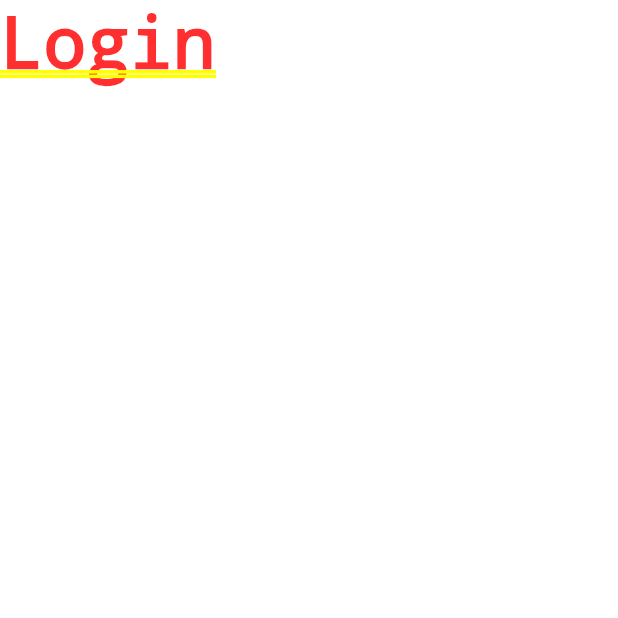
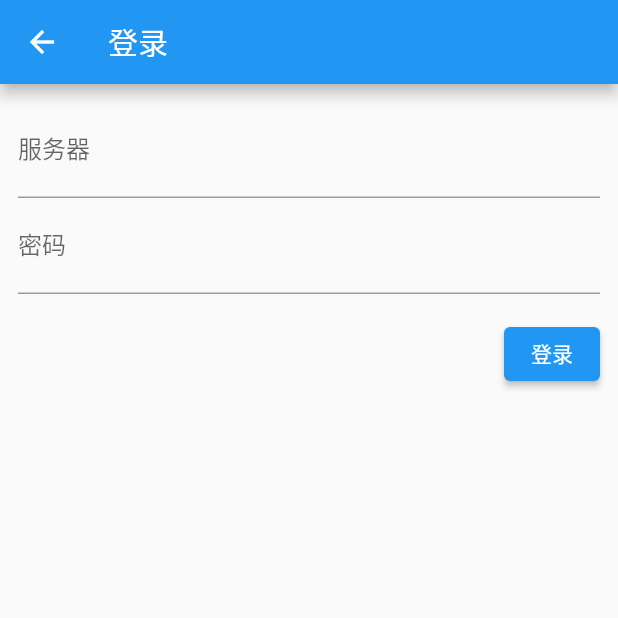
Before and after one commit to Yesterday17/gratitude, a Flutter app: the MyHomePage screen opened directly, item 2 of the bottom bar chosen, after a tap on "退出登录", on a phone screen of 412 x 824 dp, the top half of it. Run offline on Flutter 3.47's test engine with Material 2 defaults, Android fonts, the phone set to English and light mode, and no system bars; our stand-ins replace file_picker, shared_preferences; missing offline and left inert: hawk_fab_menu, webdav_client, wechat_assets_picker; accounts and stored records are empty.

Commit message:
登录界面

```diff
--- a/packages/mobile/lib/global.dart
+++ b/packages/mobile/lib/global.dart
@@ -26,6 +26,10 @@ class Global {
     }
   }
 
+  static bool isLogin() {
+    return false;
+  }
+
   static Future<void> logout() async {
     await preferences.remove("server");
     await preferences.remove("authKey");
--- a/packages/mobile/lib/main.dart
+++ b/packages/mobile/lib/main.dart
@@ -1,6 +1,7 @@
 import 'package:flutter/material.dart';
 import 'package:gratitude/app.dart';
 import 'package:gratitude/global.dart';
+import 'package:gratitude/pages/login.dart';
 
 Future<void> main() async {
   WidgetsFlutterBinding.ensureInitialized();
@@ -28,7 +29,7 @@
         // is not restarted.
         primarySwatch: Colors.blue,
       ),
-      home: const MyHomePage(),
+      home: Global.isLogin() ? const MyHomePage() : const LoginPage(),
     );
   }
 }
--- a/packages/mobile/lib/pages/login.dart
+++ b/packages/mobile/lib/pages/login.dart
@@ -1,4 +1,5 @@
 import 'package:flutter/material.dart';
+import 'package:gratitude/app.dart';
 
 class LoginPage extends StatefulWidget {
   const LoginPage({Key? key}) : super(key: key);
@@ -8,10 +9,47 @@ class LoginPage extends StatefulWidget {
 }
 
 class _LoginPageState extends State<LoginPage> {
+  final _serverController = TextEditingController();
+  final _passwordController = TextEditingController();
+
   @override
   Widget build(BuildContext context) {
-    return Container(
-      child: const Text("Login"),
+    return Scaffold(
+      appBar: AppBar(title: const Text("登录")),
+      body: Container(
+        padding: const EdgeInsets.all(12.0),
+        child: Column(
+          crossAxisAlignment: CrossAxisAlignment.end,
+          children: [
+            TextField(
+              controller: _serverController,
+              decoration: const InputDecoration(
+                hintText: '请输入服务器地址',
+                labelText: '服务器',
+              ),
+            ),
+            TextField(
+              controller: _passwordController,
+              decoration: const InputDecoration(
+                hintText: '请输入密码',
+                labelText: '密码',
+              ),
+              obscureText: true,
+            ),
+            const SizedBox(
+              height: 16,
+            ),
+            ElevatedButton(
+              child: const Text('登录'),
+              onPressed: () async {
+                Navigator.of(context).pushReplacement(
+                  MaterialPageRoute(builder: (context) => const MyHomePage()),
+                );
+              },
+            ),
+          ],
+        ),
+      ),
     );
   }
 }
--- a/packages/mobile/lib/pages/transport.dart
+++ b/packages/mobile/lib/pages/transport.dart
@@ -10,6 +10,9 @@ class TransportPage extends StatefulWidget {
 class _TransportPageState extends State<TransportPage> {
   @override
   Widget build(BuildContext context) {
-    return const Text("transport");
+    return Scaffold(
+      appBar: AppBar(title: const Text("文件传输")),
+      // body: ,
+    );
   }
 }
```
